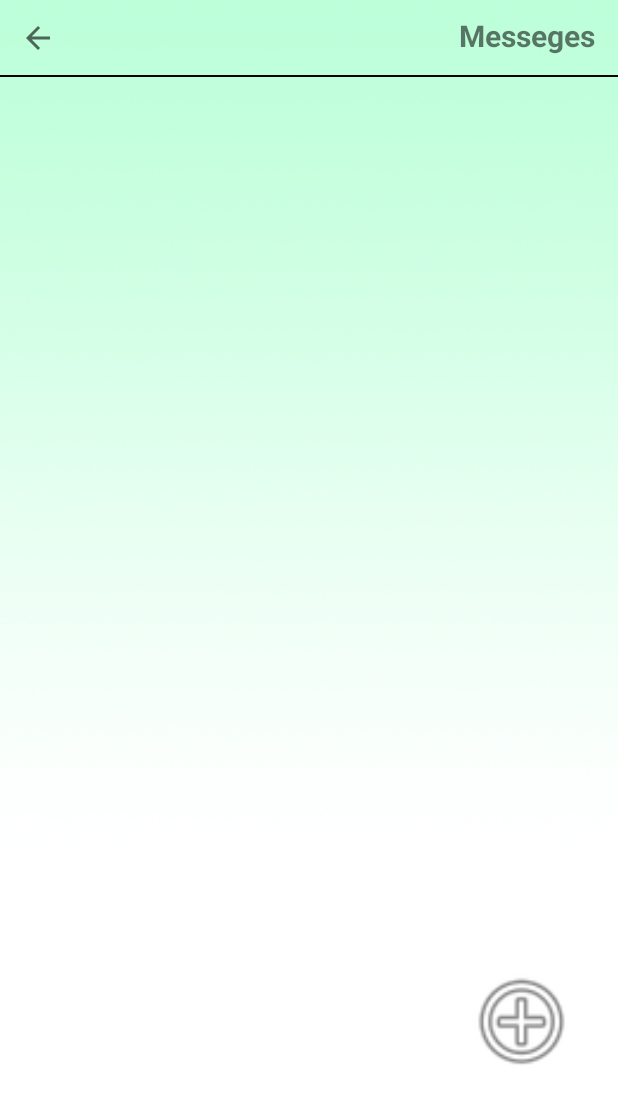
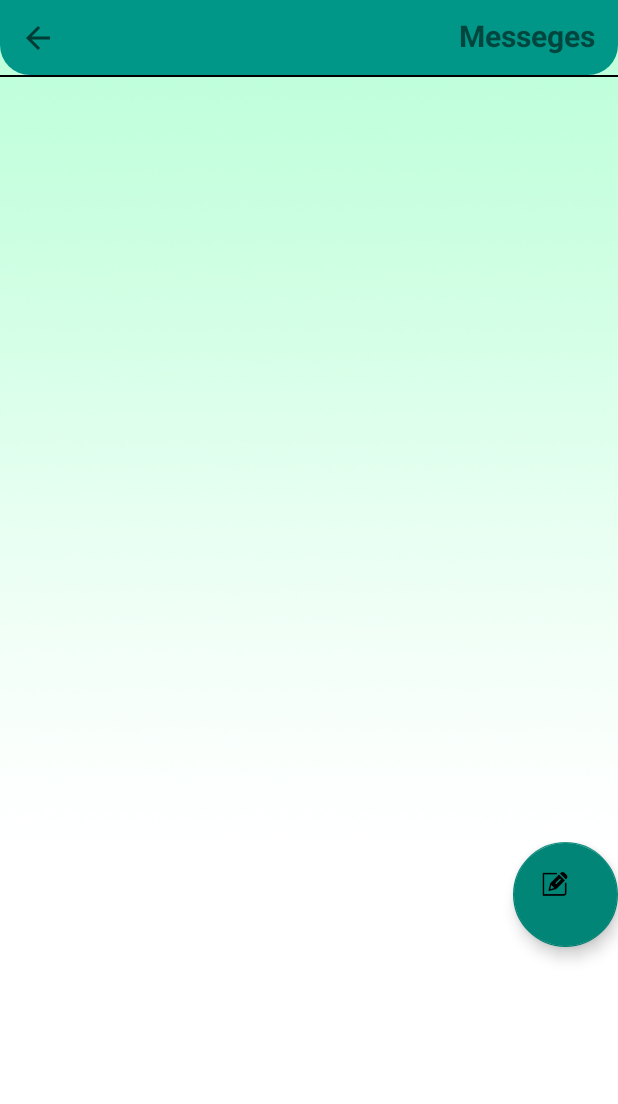
Before and after one commit to Harikoa/Restart, an Android app: the ViewMessages screen opened directly, with no data from a screen before it, on a phone screen of 412 x 824 dp. Shown: the top 1104 px of the screen. Run offline under Robolectric (Android 15) with nearby library versions, the phone set to English and light mode, and no system bars; Roboto replaces fonts that are not available here.

Commit message:
Update view_messages.xml
updated button

```diff
--- a/Restart-MobDev/app/src/main/res/layout/view_messages.xml
+++ b/Restart-MobDev/app/src/main/res/layout/view_messages.xml
@@ -19,6 +19,7 @@
         <LinearLayout
             android:layout_width="match_parent"
             android:layout_height="wrap_content"
+            android:background="@drawable/rounded_bot_dark"
             android:orientation="horizontal">
 
             <ImageButton
@@ -49,21 +50,22 @@
 
         <androidx.recyclerview.widget.RecyclerView
             android:layout_width="match_parent"
-            android:layout_height="591dp" />
+            android:layout_height="500dp"
+            android:layout_marginTop="10dp" />
 
         <LinearLayout
             android:layout_width="match_parent"
             android:layout_height="match_parent"
             android:orientation="vertical">
 
-            <ImageView
-                android:id="@+id/imageView8"
-                android:layout_width="98dp"
-                android:layout_height="76dp"
-                android:layout_gravity="right"
-                android:layout_marginRight="15dp"
-                android:background="#FFFFFF"
-                app:srcCompat="@android:drawable/ic_menu_add" />
+            <com.google.android.material.floatingactionbutton.FloatingActionButton
+                android:id="@+id/floatingActionButton"
+                android:layout_width="70dp"
+                android:layout_height="70dp"
+                android:layout_gravity="end"
+                android:clickable="true"
+                app:srcCompat="@drawable/compose" />
+
         </LinearLayout>
 
     </LinearLayout>
```
